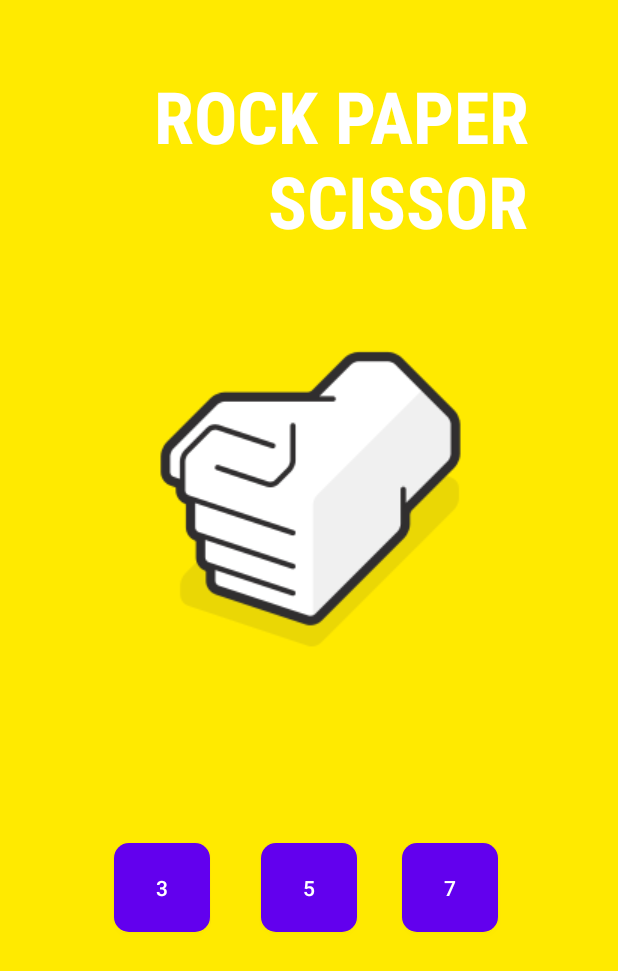
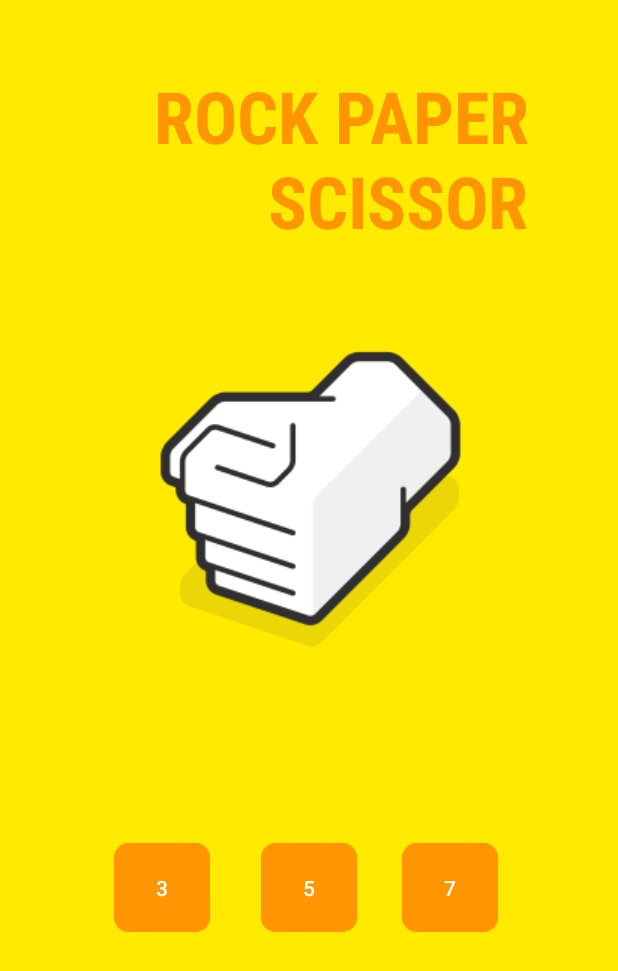
Before and after one commit to Govind-S-B/Rock-Paper-Scissor-App, an Android app: the screen it shows after launch (MainActivity), on a phone screen of 412 x 824 dp. Shown: the top 971 px of the screen. Run offline under Robolectric (Android 15) with nearby library versions, the light colour scheme and no system bars.

Commit message:
fixed color scheme , todo : disable or fix darkmode

```diff
--- a/app/src/main/res/layout/activity_main.xml
+++ b/app/src/main/res/layout/activity_main.xml
@@ -14,7 +14,7 @@
         android:fontFamily="sans-serif-condensed-medium"
         android:text="@string/rock_paper_scissor"
         android:textAlignment="textEnd"
-        android:textColor="#FFFFFF"
+        android:textColor="@color/Orange_Primary"
         android:textSize="48sp"
         android:textStyle="bold"
         app:layout_constraintBottom_toBottomOf="parent"
@@ -41,14 +41,17 @@
         android:layout_width="64dp"
         android:layout_height="71dp"
         android:layout_marginTop="68dp"
+        android:backgroundTint="@color/Orange_Primary"
         android:text="@string/_5"
+        android:textColor="@color/white"
         app:cornerRadius="10dp"
         app:layout_constraintBottom_toBottomOf="parent"
         app:layout_constraintEnd_toStartOf="@+id/button7"
         app:layout_constraintHorizontal_bias="0.533"
         app:layout_constraintStart_toEndOf="@+id/button3"
         app:layout_constraintTop_toBottomOf="@+id/imageView"
-        app:layout_constraintVertical_bias="0.0" />
+        app:layout_constraintVertical_bias="0.0"
+        tools:ignore="TextContrastCheck" />
 
     <Button
         android:id="@+id/button7"
@@ -56,12 +59,15 @@
         android:layout_height="71dp"
         android:layout_marginTop="68dp"
         android:layout_marginEnd="80dp"
+        android:backgroundTint="@color/Orange_Primary"
         android:text="@string/_7"
+        android:textColor="@color/white"
         app:cornerRadius="10dp"
         app:layout_constraintBottom_toBottomOf="parent"
         app:layout_constraintEnd_toEndOf="parent"
         app:layout_constraintTop_toBottomOf="@+id/imageView"
-        app:layout_constraintVertical_bias="0.0" />
+        app:layout_constraintVertical_bias="0.0"
+        tools:ignore="TextContrastCheck" />
 
     <Button
         android:id="@+id/button3"
@@ -69,11 +75,14 @@
         android:layout_height="71dp"
         android:layout_marginStart="76dp"
         android:layout_marginTop="68dp"
+        android:backgroundTint="@color/Orange_Primary"
         android:text="@string/_3"
+        android:textColor="@color/white"
         app:cornerRadius="10dp"
         app:layout_constraintBottom_toBottomOf="parent"
         app:layout_constraintStart_toStartOf="parent"
         app:layout_constraintTop_toBottomOf="@+id/imageView"
-        app:layout_constraintVertical_bias="0.0" />
+        app:layout_constraintVertical_bias="0.0"
+        tools:ignore="TextContrastCheck" />
 
 </androidx.constraintlayout.widget.ConstraintLayout>
--- a/app/src/main/res/values/colors.xml
+++ b/app/src/main/res/values/colors.xml
@@ -9,4 +9,5 @@
     <color name="white">#FFFFFFFF</color>
     <color name="Yellow_Primary">#FFEA00</color>
     <color name="Yellow_Secondary">#ffdd00</color>
+    <color name="Orange_Primary">#ff9500</color>
 </resources>
```
